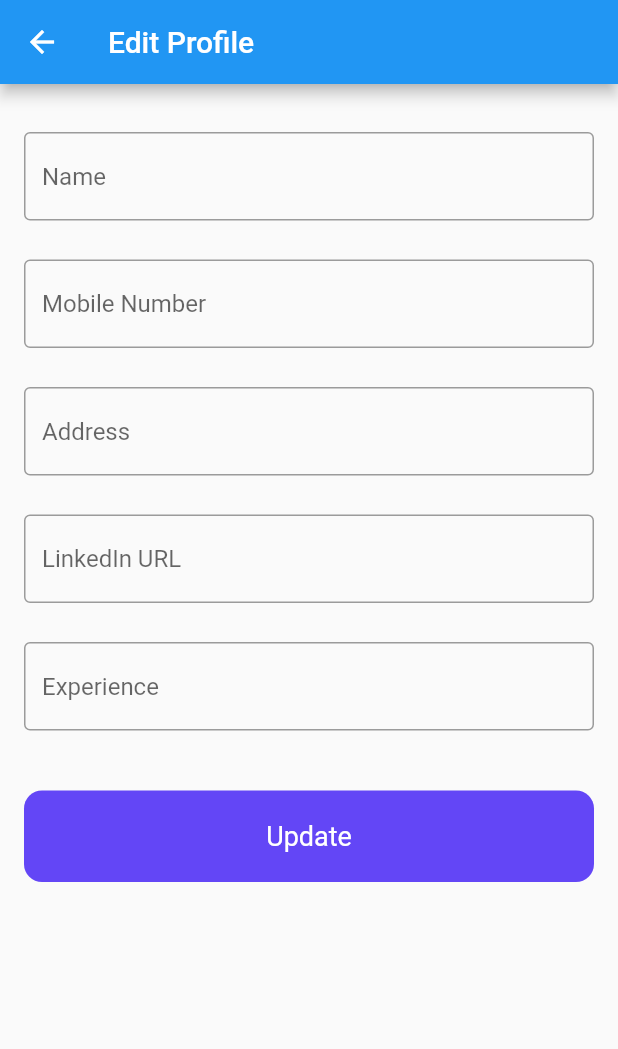
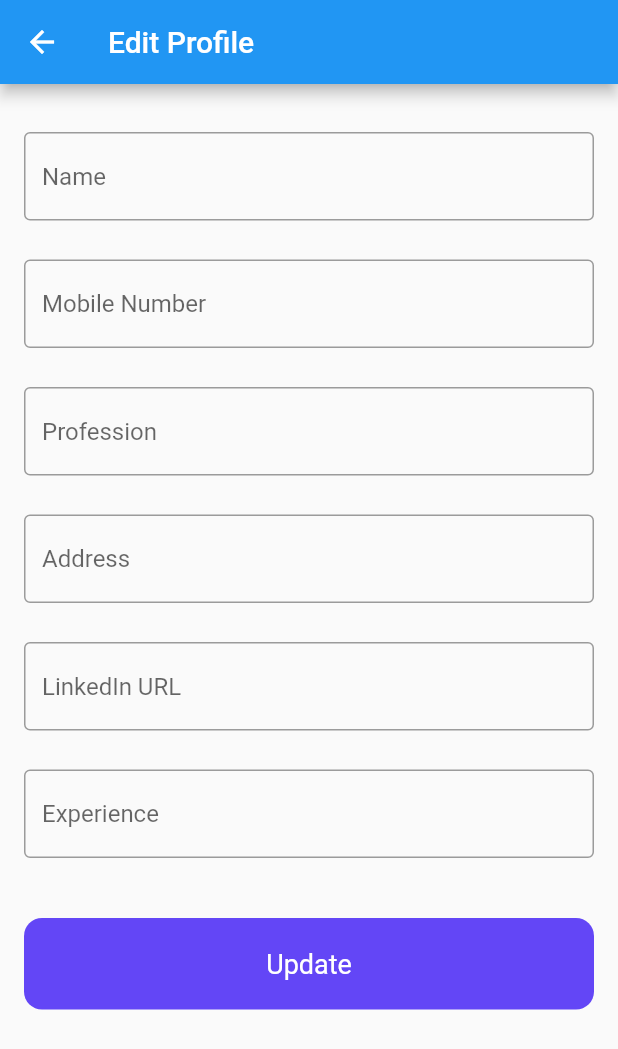
Before and after one commit to alvi-khan/Resume-Maker, a Flutter app: the screen it shows once a user with an empty profile is signed in, after a tap on "Edit Profile", on a phone screen of 412 x 824 dp. Shown: the top 1049 px of the screen. Run offline on Flutter 3.47's test engine with Material 2 defaults, Android fonts, the phone set to English and light mode, and no system bars; our stand-ins replace cloud_firestore, firebase_auth, firebase_core, google_sign_in; missing offline and left inert: flutter_html_to_pdf; accounts and stored records are empty.

Commit message:
Updated profile page UI.

```diff
--- a/lib/components/edit_profile.dart
+++ b/lib/components/edit_profile.dart
@@ -14,6 +14,7 @@ class _EditProfileState extends State<EditProfile> {
   TextEditingController _mobileNumberController = TextEditingController();
   TextEditingController _linkedinUrlController = TextEditingController();
   TextEditingController _experienceController = TextEditingController();
+  TextEditingController _professionController = TextEditingController();
 
   void getData() async {
     DocumentSnapshot? doc = await Database.getProfile();
@@ -22,6 +23,7 @@ class _EditProfileState extends State<EditProfile> {
     _mobileNumberController.text = doc['mobile'];
     _linkedinUrlController.text = doc['linkedinurl'];
     _experienceController.text = doc['experience'];
+    _professionController.text = doc['profession'];
   }
   @override
   void initState() {
@@ -59,6 +61,16 @@ class _EditProfileState extends State<EditProfile> {
               decoration: const InputDecoration(
                 border: OutlineInputBorder(),
                 hintText: "Mobile Number",
+              ),
+            ),
+            const SizedBox(
+              height: 26.0,
+            ),
+            TextField(
+              controller: _professionController,
+              decoration: const InputDecoration(
+                border: OutlineInputBorder(),
+                hintText: "Profession",
               ),
             ),
             const SizedBox(
--- a/lib/components/profile.dart
+++ b/lib/components/profile.dart
@@ -1,7 +1,12 @@
 
+import 'package:cloud_firestore/cloud_firestore.dart';
 import 'package:flutter/material.dart' hide ModalBottomSheetRoute;
 import 'package:the_pixel_pioneers/components/edit_profile.dart';
+import 'package:the_pixel_pioneers/components/edit_resume.dart';
+import 'package:the_pixel_pioneers/components/preview.dart';
 import 'package:the_pixel_pioneers/services/authentication.dart';
+
+import '../services/database.dart';
 
 class Profile extends StatefulWidget {
   const Profile({Key? key}) : super(key: key);
@@ -11,6 +16,7 @@ class Profile extends StatefulWidget {
 }
 
 class _ProfileState extends State<Profile> {
+
   @override
   Widget build(BuildContext context) {
     return Scaffold(
@@ -102,7 +108,9 @@ class Modal extends StatelessWidget {
         mainAxisSize: MainAxisSize.min,
         children: [
           TextButton(
-              onPressed: () => {},
+              onPressed: () => Navigator.of(context).push(
+                MaterialPageRoute(builder: (context) => Preview()),
+              ),
               child: Text("Preview Resume"),
               style: ButtonStyle(
                 backgroundColor: MaterialStateProperty.all<Color>(Colors.greenAccent.shade700),
@@ -110,7 +118,9 @@ class Modal extends StatelessWidget {
               )
           ),
           TextButton(
-              onPressed: () => {},
+              onPressed: () => Navigator.of(context).push(
+                MaterialPageRoute(builder: (context) => EditResume()),
+              ),
               child: Text("Edit Resume"),
               style: ButtonStyle(
                 backgroundColor: MaterialStateProperty.all<Color>(Colors.blueAccent.shade700),
@@ -131,9 +141,35 @@ class Modal extends StatelessWidget {
   }
 }
 
-class ProfileSection extends StatelessWidget {
-  String name = "Bertram Gilfoyle";
-  String profession = "Software Engineer";
+class ProfileSection extends StatefulWidget {
+  @override
+  State<ProfileSection> createState() => _ProfileSectionState();
+}
+
+class _ProfileSectionState extends State<ProfileSection> {
+
+  String name="";
+  String profession="";
+
+  void getData() async {
+    DocumentSnapshot<Map<String, dynamic>>? doc = await Database.getProfile();
+    if (doc == null) {
+      name = "Set Name";
+      profession = "Set Profession";
+    }
+    else{
+      name = doc.data()!['name'];
+      profession = doc.data()!['profession'];
+    }
+    setState(() {});
+  }
+
+  @override
+  void initState() {
+    getData();
+    super.initState();
+  }
+
 
   @override
   Widget build(BuildContext context) {
```
